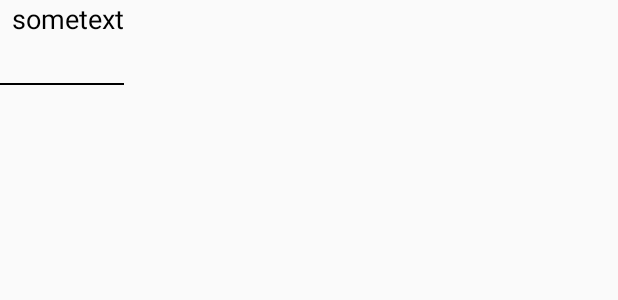
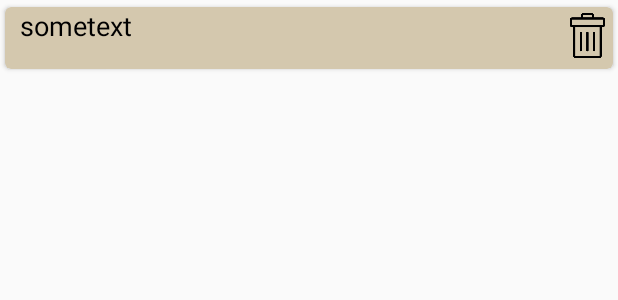
Before and after one commit to sandymany/GeografijaApp, an Android app: the layout template_tree_collection.xml on its own in the app's theme, with its tools: preview values and no code run, on a phone screen of 412 x 824 dp. Shown: the top 300 px of the screen. Run offline under Robolectric (Android 15) with nearby library versions, the phone set to English and light mode, and no system bars.

Commit message:
added: deleting trees

```diff
--- a/app/src/main/res/layout/template_tree_collection.xml
+++ b/app/src/main/res/layout/template_tree_collection.xml
@@ -1,11 +1,29 @@
 <?xml version="1.0" encoding="utf-8"?>
-<LinearLayout
+
+<android.support.v7.widget.CardView
+    android:id="@+id/cardview_template"
+    android:layout_width="match_parent"
+    android:layout_height="wrap_content"
     xmlns:android="http://schemas.android.com/apk/res/android"
+    xmlns:app="http://schemas.android.com/apk/res-auto"
+    android:background="@color/krem"
+    android:backgroundTint="@color/krem"
+    app:cardUseCompatPadding="true"
+    app:cardCornerRadius="4dp"
+    android:layout_marginBottom="5dp"
+    android:orientation="horizontal"
+    app:layout_goneMarginBottom="25dp">
+
+    <android.support.constraint.ConstraintLayout
         android:id="@+id/template_expandView"
-    android:layout_width="wrap_content"
+        android:layout_width="match_parent"
         android:layout_height="wrap_content"
-    android:orientation="vertical"
-    android:gravity="top">
+        android:orientation="horizontal"
+        android:layout_marginEnd="2dp"
+        android:layout_marginRight="2dp"
+        android:layout_marginLeft="2dp"
+        android:layout_marginStart="2dp"
+        android:layout_marginBottom="5dp">
 
         <TextView
             android:id="@+id/collection_subtitle"
@@ -14,15 +32,33 @@
             android:layout_height="wrap_content"
             android:layout_marginLeft="8dp"
             android:layout_marginBottom="5dp"
+            app:layout_constraintTop_toTopOf="parent"
+            app:layout_constraintStart_toStartOf="parent"
             android:text="sometext"
-        android:textSize="18dp"/>
+            android:textSize="18dp"
+            android:layout_gravity="start"
+            android:gravity="start"/>
+
+        <ImageView
+            android:id="@+id/imageView"
+            android:layout_width="30dp"
+            android:layout_height="30dp"
+            android:layout_gravity="right"
+            app:layout_constraintTop_toTopOf="parent"
+            app:layout_constraintEnd_toEndOf="parent"
+            android:layout_marginTop="4dp"
+            android:src="@drawable/trash" />
+
+    </android.support.constraint.ConstraintLayout>
 
     <LinearLayout
         android:id="@+id/layout_contentText"
         android:layout_width="wrap_content"
         android:layout_height="wrap_content"
         android:layout_below="@+id/collection_subtitle"
-        android:layout_marginLeft="12dp">
+        android:layout_marginLeft="10dp"
+        android:layout_marginStart="10dp"
+        android:layout_marginTop="20dp">
 
         <TextView
             android:id="@+id/content_text"
@@ -32,12 +68,4 @@
 
     </LinearLayout>
 
-    <View
-        android:id="@+id/divider_contents"
-        android:layout_width="match_parent"
-        android:layout_height="1dp"
-        android:layout_marginTop="4dp"
-        android:layout_below="@id/layout_contentText"
-        android:background="@color/black"/>
-
-</LinearLayout>
+</android.support.v7.widget.CardView>
```
Also changed, not shown: app/src/main/java/com/leticija/treeapp/Effects.java (+82 -7 lines), app/src/main/java/com/leticija/treeapp/activities/CollectionActivity.java (+24 -1 lines), app/src/main/java/com/leticija/treeapp/activities/HomeActivity.java (+2 -5 lines), app/src/main/res/layout/collection_activity.xml (+47 -7 lines), app/src/main/res/drawable-v24/refresh.png (added), app/src/main/res/drawable-v24/trash.png (added). Lines whose indentation alone changed are shown as unchanged.
